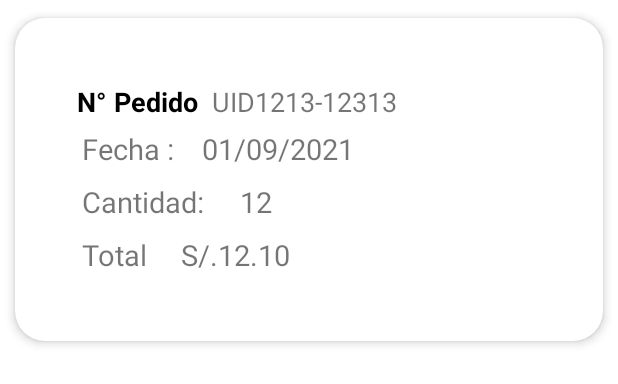
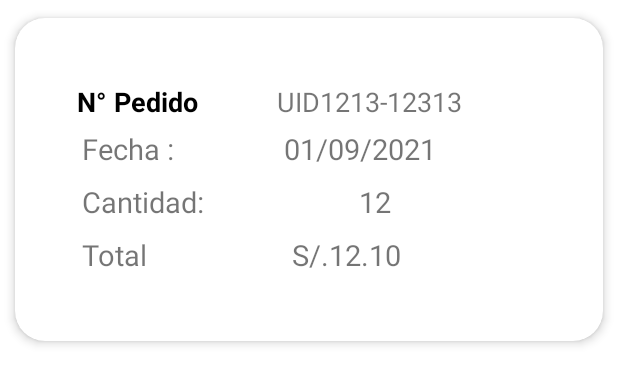
Before and after one commit to MarcoAtencio/CoffeeTime, an Android app: the layout product_history_element.xml on its own in the app's theme, with its tools: preview values and no code run, on a phone screen of 412 x 824 dp. Shown: the top 384 px of the screen. Run offline under Robolectric (Android 15) with nearby library versions, the phone set to English and light mode, and no system bars.

Commit message:
final design

```diff
--- a/app/src/main/java/com/example/coffeetime/logic/ProductAdapter.java
+++ b/app/src/main/java/com/example/coffeetime/logic/ProductAdapter.java
@@ -63,7 +63,7 @@ public class ProductAdapter extends RecyclerView.Adapter<ProductAdapter.ViewHold
         public void bindData(final Product item){
             Picasso.get().load(item.getPhotoURI()).into(iconImage);
             name.setText(item.getName());
-            stock.setText("Stock: " + item.getStock());
+            stock.setText("Disponible: " + item.getStock());
             category.setText("Categoría: " + item.getCategory());
             price.setText("S/: " + item.getPrice());
             button.setOnClickListener(new View.OnClickListener() {
--- a/app/src/main/res/layout/product_history_element.xml
+++ b/app/src/main/res/layout/product_history_element.xml
@@ -30,7 +30,7 @@
                     android:layout_width="wrap_content"
                     android:layout_height="wrap_content"
                     android:layout_marginTop="2dp"
-                    android:layout_weight="0.1"
+                    android:layout_weight="1"
                     android:text="N° Pedido"
                     android:textColor="@android:color/black"
                     android:textSize="18sp"
@@ -56,7 +56,7 @@
                     android:layout_width="wrap_content"
                     android:layout_height="wrap_content"
                     android:layout_margin="3dp"
-                    android:layout_weight="0.1"
+                    android:layout_weight="1"
                     android:text="Fecha :"
                     android:textSize="19dp" />
 
@@ -82,7 +82,7 @@
                     android:layout_width="wrap_content"
                     android:layout_height="wrap_content"
                     android:layout_margin="3dp"
-                    android:layout_weight="0.1"
+                    android:layout_weight="1"
                     android:text="Cantidad:"
                     android:textSize="19dp" />
 
@@ -108,7 +108,7 @@
                     android:layout_width="wrap_content"
                     android:layout_height="wrap_content"
                     android:layout_margin="3dp"
-                    android:layout_weight="0.1"
+                    android:layout_weight="1"
                     android:text="Total"
                     android:textSize="19dp" />
 
```
Also changed, not shown: app/src/main/java/com/example/coffeetime/logic/SaleAdapter.java (+4 -4 lines).
